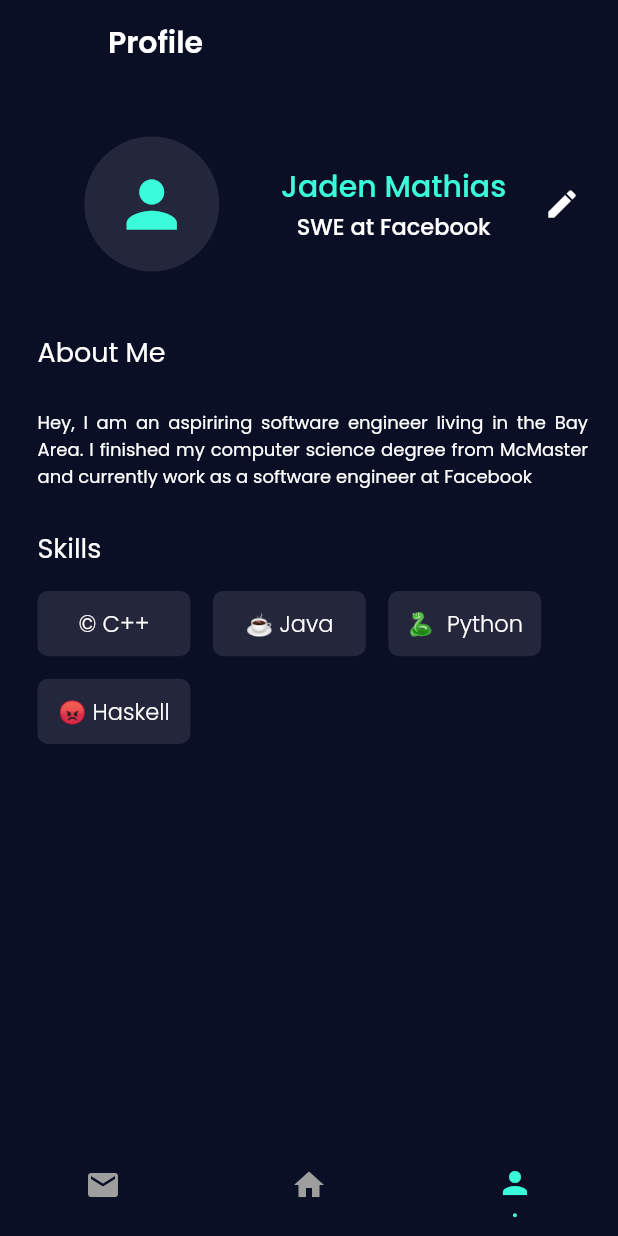
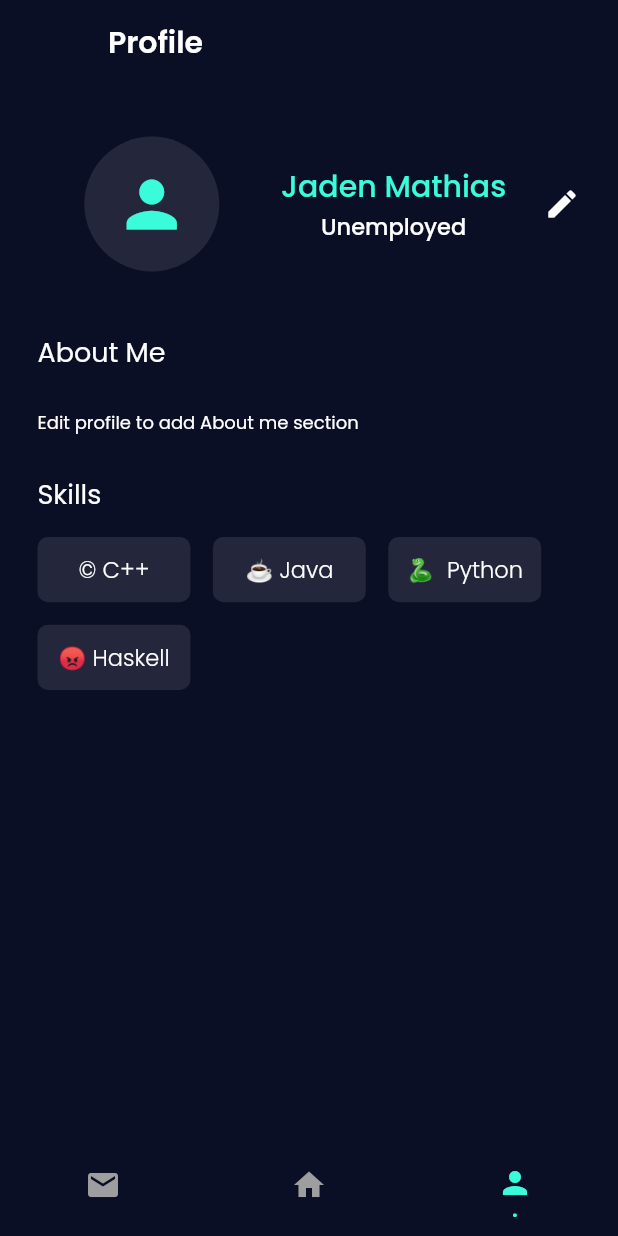
Before and after one commit to hamza-al/findr, a Flutter app: the Nav screen opened directly, item 3 of the bottom bar chosen, on a phone screen of 412 x 824 dp. Run offline on Flutter 3.47's test engine with Material 2 defaults, Android fonts, the phone set to English and light mode, and no system bars; our stand-ins replace firebase_auth, firebase_core, google_fonts; missing offline and left inert: flutter_swipable; accounts and stored records are empty.

Commit message:
minor changes

```diff
--- a/lib/pages/nav.dart
+++ b/lib/pages/nav.dart
@@ -17,7 +17,11 @@ List<Widget> pages = [
       child: Stack(
     children: [
       Center(
-        child: Text("Oops, it looks like you've applied\n to all the jobs LOL"),
+        child: Text(
+          "Oops, it looks like you've applied\n to all the jobs LOL",
+          style: GoogleFonts.poppins(
+              color: Colors.grey, fontWeight: FontWeight.w400, fontSize: 15),
+        ),
       ),
       Center(child: Tinder()),
     ],
@@ -31,7 +35,7 @@ class Nav extends StatefulWidget {
 }
 
 class _NavState extends State<Nav> {
-  int _index = 0;
+  int _index = 1;
   final _auth = FirebaseAuth.instance;
   @override
   Widget build(BuildContext context) {
--- a/lib/pages/profile.dart
+++ b/lib/pages/profile.dart
@@ -69,7 +69,7 @@ class _ProfilePageState extends State<ProfilePage> {
                       margin: EdgeInsets.only(
                           left: MediaQuery.of(context).size.width / 10),
                       child: Text(
-                        'SWE at Facebook',
+                        'Unemployed',
                         style: GoogleFonts.poppins(
                             color: Colors.white,
                             fontWeight: FontWeight.w500,
@@ -111,7 +111,8 @@ class _ProfilePageState extends State<ProfilePage> {
                 margin:
                     EdgeInsets.only(top: 10, left: 10, bottom: 15, right: 20),
                 child: Text(
-                  "Hey, I am an aspiriring software engineer living in the Bay Area. I finished my computer science degree from McMaster and currently work as a software engineer at Facebook",
+                  'Edit profile to add About me section',
+                  // "Hey, I am an aspiriring software engineer living in the Bay Area. I finished my computer science degree from McMaster and currently work as a software engineer at Facebook",
                   textAlign: TextAlign.justify,
                   style: GoogleFonts.poppins(
                       color: Colors.white,
--- a/pubspec.yaml
+++ b/pubspec.yaml
@@ -38,6 +38,7 @@ dependencies:
   firebase_core: ^1.11.0
   firebase_auth: ^3.3.5
   cloud_firestore: ^3.1.6
+  splashscreen: ^1.3.5
 
 dev_dependencies:
   flutter_test:
```
Also changed, not shown: pubspec.lock.
